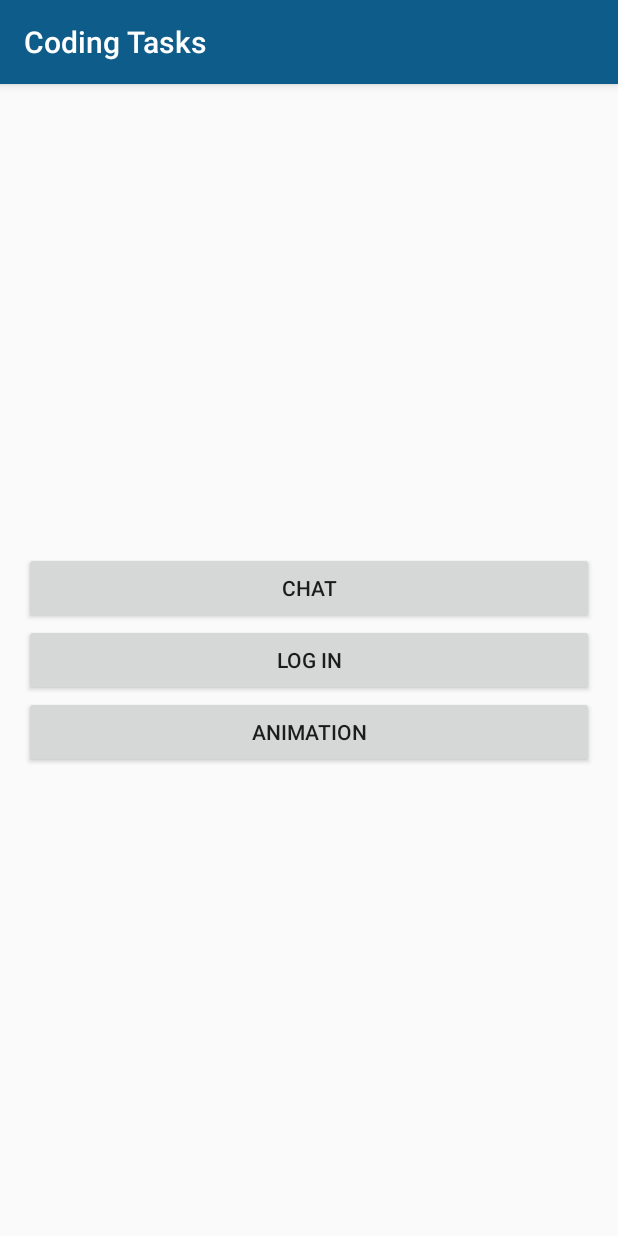
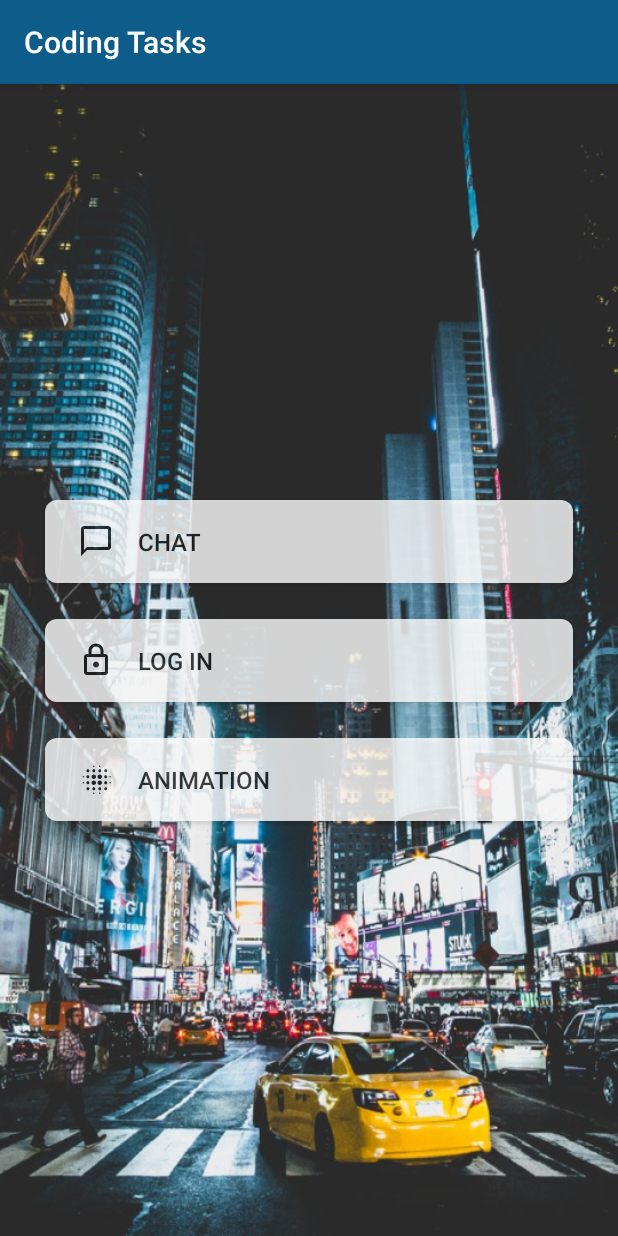
Before and after one commit to AjiethVenkat/Test-Android, an Android app: the screen it shows after launch (MainActivity), on a phone screen of 412 x 824 dp. Run offline under Robolectric (Android 15) with nearby library versions, the phone set to English and light mode, and no system bars.

Commit message:
Added MainActivity Background and the requirements

```diff
--- /dev/null
+++ b/app/src/main/res/drawable/ic_homebuttonstyle.xml
@@ -0,0 +1,15 @@
+<?xml version="1.0" encoding="utf-8"?>
+<selector xmlns:android="http://schemas.android.com/apk/res/android">
+<item android:state_pressed="true">
+    <shape android:shape="rectangle">
+        <solid android:color="#9E9E9E"/>
+        <corners android:radius="8dp"/>
+    </shape>
+</item>
+    <item android:state_pressed="false">
+        <shape android:shape="rectangle">
+            <solid android:color="#FFFFFF"/>
+            <corners android:radius="8dp"/>
+        </shape>
+    </item>
+</selector>
--- a/app/src/main/res/layout/activity_main.xml
+++ b/app/src/main/res/layout/activity_main.xml
@@ -3,8 +3,7 @@
     xmlns:tools="http://schemas.android.com/tools"
     android:layout_width="match_parent"
     android:layout_height="match_parent"
-    android:layout_marginLeft="@dimen/activity_horizontal_margin"
-    android:layout_marginRight="@dimen/activity_horizontal_margin"
+    android:background="@drawable/gpc_background"
     tools:context=".MainActivity">
 
     <LinearLayout
@@ -15,24 +14,55 @@
 
         <Button
             android:layout_width="match_parent"
-            android:layout_height="wrap_content"
+            android:layout_height="55dp"
+            android:layout_marginTop="214dp"
+            android:layout_marginLeft="30dp"
+            android:layout_marginRight="30dp"
+            android:textAlignment="viewStart"
+            android:drawablePadding="16dp"
+            android:drawableStart="@drawable/ic_chat"
+            android:paddingLeft="22dp"
+            android:background="@drawable/ic_homebuttonstyle"
             android:onClick="onChatClicked"
+            android:textColor="#1B1E1F"
+            android:alpha="0.8"
             android:text="@string/chat_button"
-            android:textSize="@dimen/button_text_size" />
+            android:textSize="16sp" />
 
         <Button
             android:layout_width="match_parent"
-            android:layout_height="wrap_content"
+            android:layout_height="55dp"
+            android:layout_marginTop="24dp"
+            android:layout_marginLeft="30dp"
+            android:layout_marginRight="30dp"
+            android:textAlignment="viewStart"
+            android:drawablePadding="16dp"
+            android:drawableStart="@drawable/ic_lock"
+            android:paddingLeft="22dp"
+            android:background="@drawable/ic_homebuttonstyle"
             android:onClick="onLoginClicked"
+            android:textColor="#1B1E1F"
+            android:alpha="0.8"
             android:text="@string/login_button"
-            android:textSize="@dimen/button_text_size" />
+            android:textSize="16sp" />
 
         <Button
             android:layout_width="match_parent"
-            android:layout_height="wrap_content"
+            android:layout_height="55dp"
+            android:layout_marginTop="24dp"
+            android:layout_marginBottom="213dp"
+            android:layout_marginLeft="30dp"
+            android:layout_marginRight="30dp"
+            android:textAlignment="viewStart"
+            android:drawablePadding="16dp"
+            android:drawableStart="@drawable/ic_animation"
+            android:paddingLeft="22dp"
+            android:background="@drawable/ic_homebuttonstyle"
             android:onClick="onAnimationClicked"
+            android:textColor="#1B1E1F"
+            android:alpha="0.8"
             android:text="@string/animation_button"
-            android:textSize="@dimen/button_text_size" />
+            android:textSize="16sp" />
 
     </LinearLayout>
 
```
